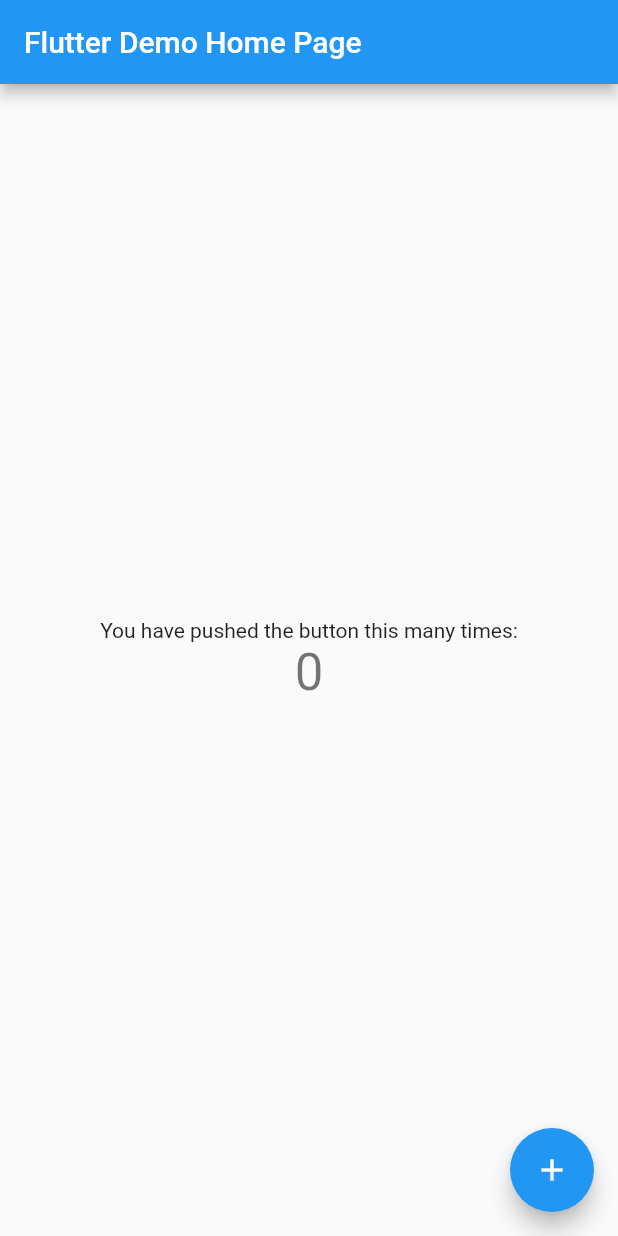
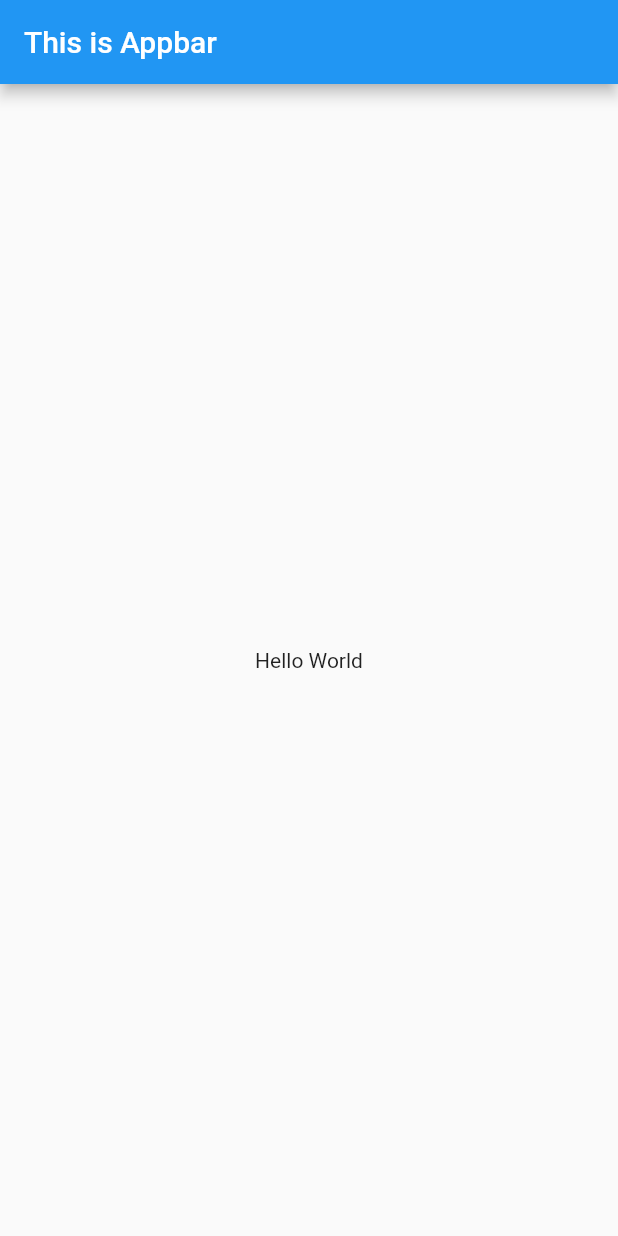
Before and after one commit to johnsungjs/gareng-app, a Flutter app: the screen it shows after launch, on a phone screen of 412 x 824 dp. Run offline on Flutter 3.47's test engine with Material 2 defaults, Android fonts, the phone set to English and light mode, and no system bars.

Commit message:
hello world

```diff
--- a/gareng-front/gareng_front/lib/main.dart
+++ b/gareng-front/gareng_front/lib/main.dart
@@ -1,4 +1,5 @@
 import 'package:flutter/material.dart';
+import 'package:gareng_front/pages/home.dart';
 
 void main() {
   runApp(const MyApp());
@@ -13,103 +14,9 @@
     return MaterialApp(
       title: 'Flutter Demo',
       theme: ThemeData(
-        // This is the theme of your application.
-        //
-        // Try running your application with "flutter run". You'll see the
-        // application has a blue toolbar. Then, without quitting the app, try
-        // changing the primarySwatch below to Colors.green and then invoke
-        // "hot reload" (press "r" in the console where you ran "flutter run",
-        // or simply save your changes to "hot reload" in a Flutter IDE).
-        // Notice that the counter didn't reset back to zero; the application
-        // is not restarted.
         primarySwatch: Colors.blue,
       ),
-      home: const MyHomePage(title: 'Flutter Demo Home Page'),
+      home: const HomeWidget(),
     );
   }
 }
-
-class MyHomePage extends StatefulWidget {
-  const MyHomePage({super.key, required this.title});
-
-  // This widget is the home page of your application. It is stateful, meaning
-  // that it has a State object (defined below) that contains fields that affect
-  // how it looks.
-
-  // This class is the configuration for the state. It holds the values (in this
-  // case the title) provided by the parent (in this case the App widget) and
-  // used by the build method of the State. Fields in a Widget subclass are
-  // always marked "final".
-
-  final String title;
-
-  @override
-  State<MyHomePage> createState() => _MyHomePageState();
-}
-
-class _MyHomePageState extends State<MyHomePage> {
-  int _counter = 0;
-
-  void _incrementCounter() {
-    setState(() {
-      // This call to setState tells the Flutter framework that something has
-      // changed in this State, which causes it to rerun the build method below
-      // so that the display can reflect the updated values. If we changed
-      // _counter without calling setState(), then the build method would not be
-      // called again, and so nothing would appear to happen.
-      _counter++;
-    });
-  }
-
-  @override
-  Widget build(BuildContext context) {
-    // This method is rerun every time setState is called, for instance as done
-    // by the _incrementCounter method above.
-    //
-    // The Flutter framework has been optimized to make rerunning build methods
-    // fast, so that you can just rebuild anything that needs updating rather
-    // than having to individually change instances of widgets.
-    return Scaffold(
-      appBar: AppBar(
-        // Here we take the value from the MyHomePage object that was created by
-        // the App.build method, and use it to set our appbar title.
-        title: Text(widget.title),
-      ),
-      body: Center(
-        // Center is a layout widget. It takes a single child and positions it
-        // in the middle of the parent.
-        child: Column(
-          // Column is also a layout widget. It takes a list of children and
-          // arranges them vertically. By default, it sizes itself to fit its
-          // children horizontally, and tries to be as tall as its parent.
-          //
-          // Invoke "debug painting" (press "p" in the console, choose the
-          // "Toggle Debug Paint" action from the Flutter Inspector in Android
-          // Studio, or the "Toggle Debug Paint" command in Visual Studio Code)
-          // to see the wireframe for each widget.
-          //
-          // Column has various properties to control how it sizes itself and
-          // how it positions its children. Here we use mainAxisAlignment to
-          // center the children vertically; the main axis here is the vertical
-          // axis because Columns are vertical (the cross axis would be
-          // horizontal).
-          mainAxisAlignment: MainAxisAlignment.center,
-          children: <Widget>[
-            const Text(
-              'You have pushed the button this many times:',
-            ),
-            Text(
-              '$_counter',
-              style: Theme.of(context).textTheme.headlineMedium,
-            ),
-          ],
-        ),
-      ),
-      floatingActionButton: FloatingActionButton(
-        onPressed: _incrementCounter,
-        tooltip: 'Increment',
-        child: const Icon(Icons.add),
-      ), // This trailing comma makes auto-formatting nicer for build methods.
-    );
-  }
-}
--- /dev/null
+++ b/gareng-front/gareng_front/lib/pages/home.dart
@@ -0,0 +1,17 @@
+import 'package:flutter/material.dart';
+import 'package:flutter/src/widgets/framework.dart';
+import 'package:flutter/src/widgets/placeholder.dart';
+
+class HomeWidget extends StatelessWidget {
+  const HomeWidget({super.key});
+
+  @override
+  Widget build(BuildContext context) {
+    return Scaffold(
+      appBar: AppBar(title: Text("This is Appbar")),
+      body: Center(
+        child: Text("Hello World"),
+      ),
+    );
+  }
+}
```
